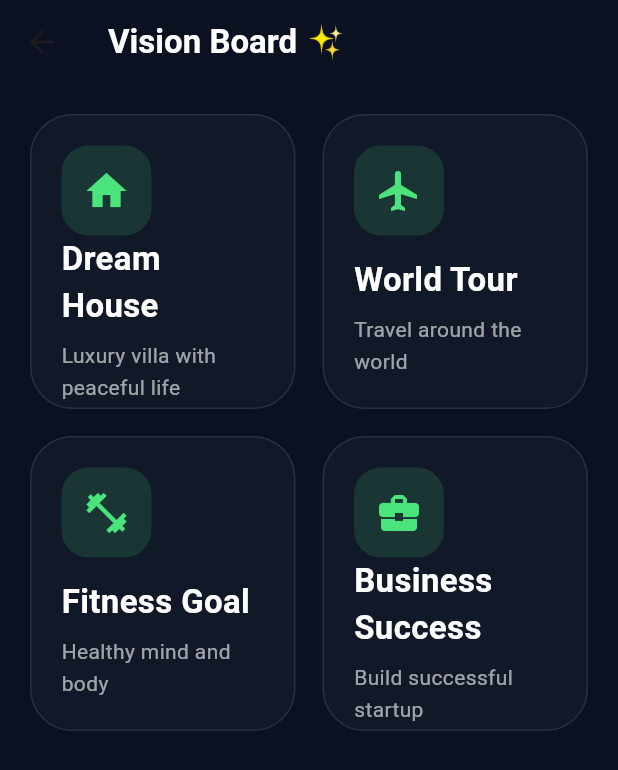
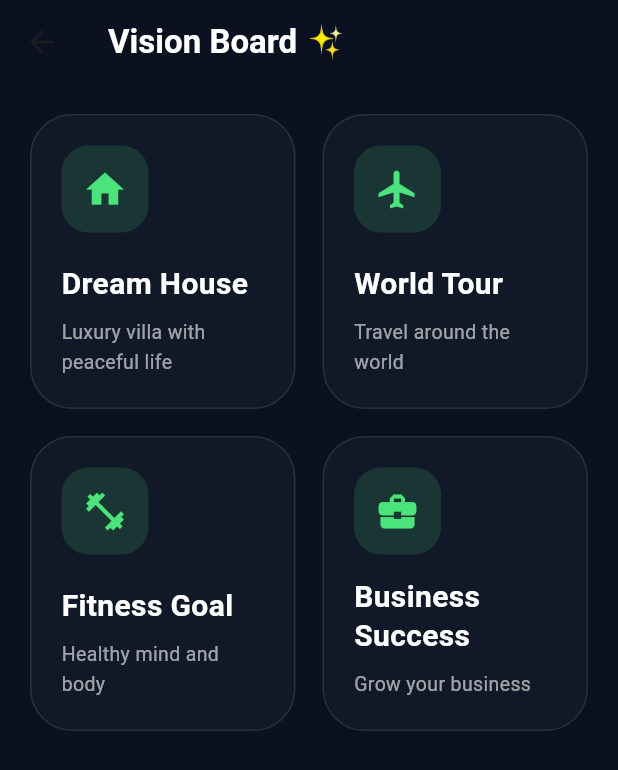
Before and after one commit to Ruban23-Android/ManifestAI, a Flutter app: the VisionBoardPage screen opened directly, on a phone screen of 412 x 824 dp. Shown: the top 770 px of the screen. Run offline on Flutter 3.47's test engine with Material 3 defaults, Android fonts, the light colour scheme and no system bars; our stand-ins replace smooth_page_indicator; network calls fail.

Commit message:
Ui Issue fixed

```diff
--- a/Manifestation Guru/lib/vision_board_page.dart
+++ b/Manifestation Guru/lib/vision_board_page.dart
@@ -28,7 +28,7 @@ class VisionBoardPage extends StatelessWidget {
 
       {
         "title": "Business Success",
-        "subtitle": "Build successful startup",
+        "subtitle": "Grow your business",
         "icon": Icons.business_center,
       },
     ];
@@ -86,8 +86,8 @@ class VisionBoardPage extends StatelessWidget {
               children: [
 
                 Container(
-                  height: 60,
-                  width: 60,
+                  height: 58,
+                  width: 58,
 
                   decoration: BoxDecoration(
                     color: const Color(0xff4BE37B)
@@ -100,7 +100,7 @@ class VisionBoardPage extends StatelessWidget {
                   child: Icon(
                     item["icon"],
                     color: const Color(0xff4BE37B),
-                    size: 32,
+                    size: 30,
                   ),
                 ),
 
@@ -108,20 +108,27 @@ class VisionBoardPage extends StatelessWidget {
 
                 Text(
                   item["title"],
+                  maxLines: 2,
+                  overflow: TextOverflow.ellipsis,
+
                   style: const TextStyle(
                     color: Colors.white,
-                    fontSize: 22,
+                    fontSize: 20,
                     fontWeight: FontWeight.bold,
+                    height: 1.3,
                   ),
                 ),
 
-                const SizedBox(height: 8),
+                const SizedBox(height: 10),
 
                 Text(
                   item["subtitle"],
+                  maxLines: 3,
+                  overflow: TextOverflow.ellipsis,
+
                   style: const TextStyle(
                     color: Colors.white60,
-                    fontSize: 14,
+                    fontSize: 13,
                     height: 1.5,
                   ),
                 ),
```
Also changed, not shown: Manifestation Guru/lib/login_screen.dart (+9 -1 lines), Manifestation Guru/lib/onboarding_screen.dart (+8 -0 lines).
